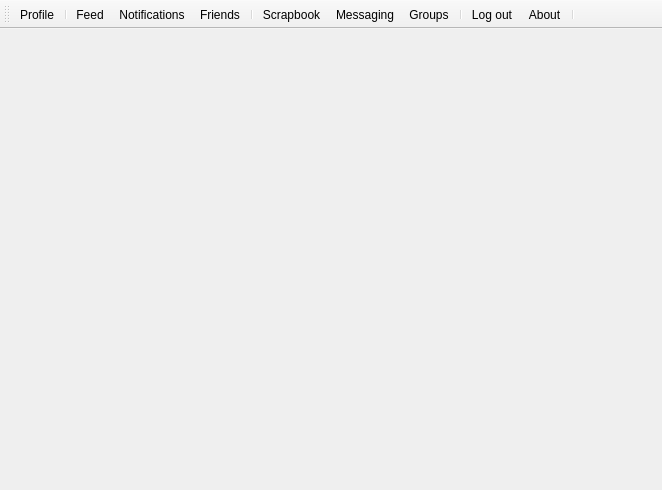
Huy-Nguyen-HCI/RocketBook, file gui/mainwindow.ui: the form before one commit.
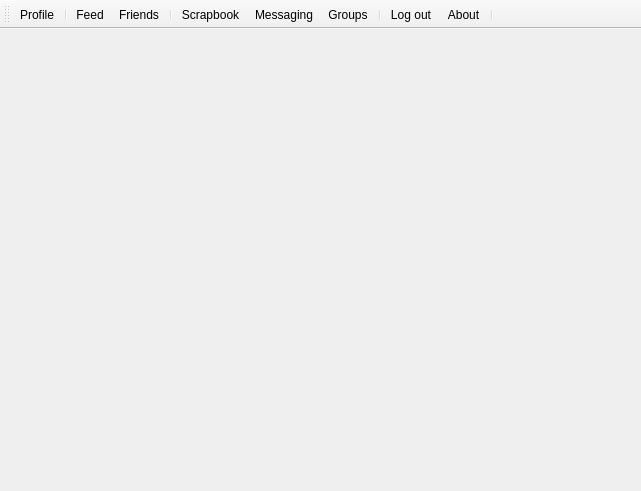
The form after the commit. Icons and pictures are not drawn.

Patch:
```diff
--- a/gui/mainwindow.ui
+++ b/gui/mainwindow.ui
@@ -6,8 +6,8 @@
    <rect>
     <x>0</x>
     <y>0</y>
-    <width>662</width>
-    <height>490</height>
+    <width>641</width>
+    <height>491</height>
    </rect>
   </property>
   <property name="windowTitle">
@@ -42,7 +42,6 @@
    <addaction name="actionAboutMe"/>
    <addaction name="separator"/>
    <addaction name="actionFeed"/>
-   <addaction name="actionNotifications"/>
    <addaction name="actionFriend"/>
    <addaction name="separator"/>
    <addaction name="actionScrapbook"/>
```
